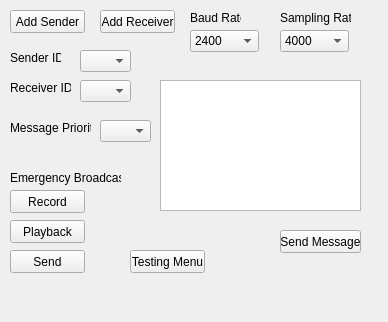
The window that Paging/senderwindow.ui (acranbury/Paging) describes before a commit, drawn with Qt 5.
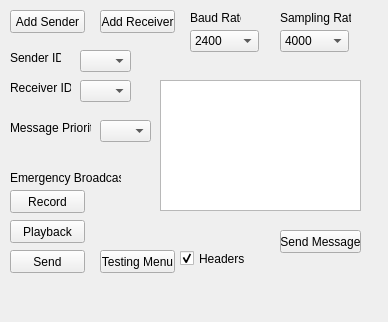
The same window after the commit.

Commit message: Sender with header

Diff of the .ui file:
```diff
--- a/Paging/senderwindow.ui
+++ b/Paging/senderwindow.ui
@@ -283,7 +283,7 @@
    <widget class="QPushButton" name="pushButton">
     <property name="geometry">
      <rect>
-      <x>130</x>
+      <x>100</x>
       <y>250</y>
       <width>75</width>
       <height>23</height>
@@ -293,6 +293,22 @@
      <string>Testing Menu</string>
     </property>
    </widget>
+   <widget class="QCheckBox" name="headerChk">
+    <property name="geometry">
+     <rect>
+      <x>180</x>
+      <y>250</y>
+      <width>70</width>
+      <height>17</height>
+     </rect>
+    </property>
+    <property name="text">
+     <string>Headers</string>
+    </property>
+    <property name="checked">
+     <bool>true</bool>
+    </property>
+   </widget>
   </widget>
   <widget class="QMenuBar" name="menuBar">
    <property name="geometry">
```
The commit also changes 9 other files.
